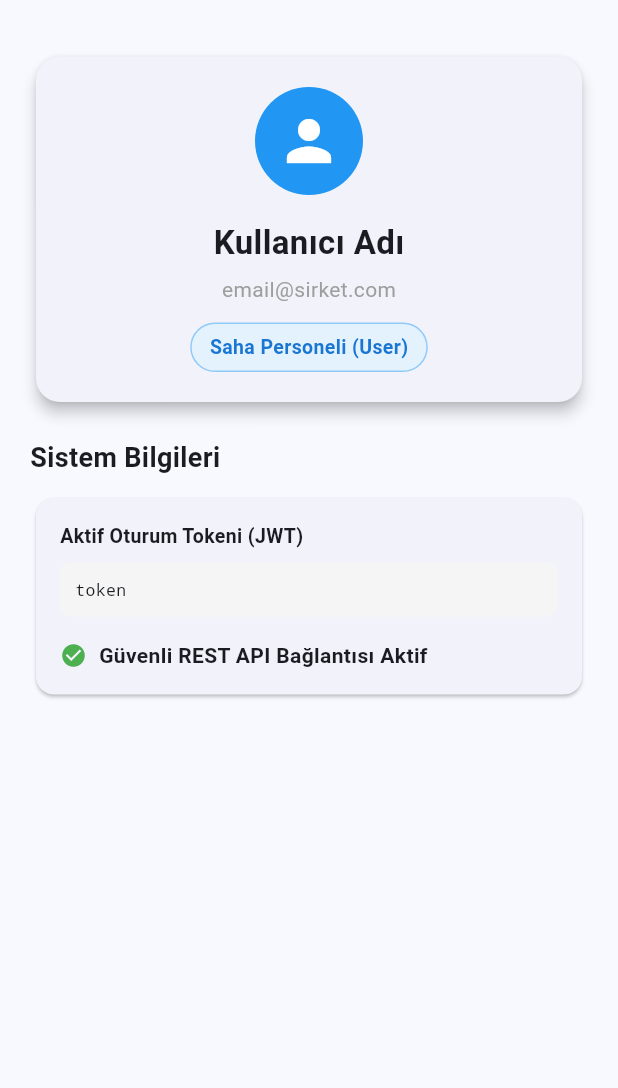
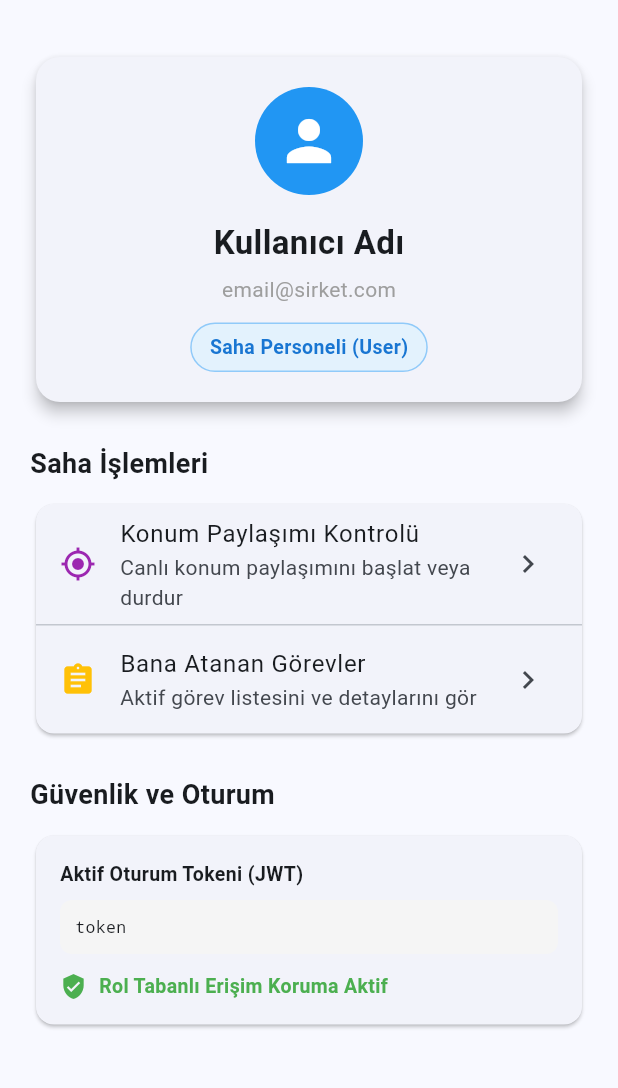
Before and after one commit to Y-usu-F/ekibim-nerede-mobile, a Flutter app: the DashboardScreen screen opened directly, on a phone screen of 412 x 824 dp, the part 63-1151 px from its top. Run offline on Flutter 3.47's test engine with Material 3 defaults, Android fonts, the phone set to English and light mode, and no system bars; our stand-ins replace dio, flutter_secure_storage; accounts and stored records are empty.

Commit message:
Sprint 1 - Implemented US-02 Flutter role-based dynamic widget visibility filters

```diff
--- a/lib/screens/dashboard_screen.dart
+++ b/lib/screens/dashboard_screen.dart
@@ -67,6 +67,8 @@ class _DashboardScreenState extends State<DashboardScreen> {
       );
     }
 
+    final int roleId = _user?['role_id'] ?? 3;
+
     return Scaffold(
       appBar: AppBar(
         title: const Text('Ekibim Nerede - Portal'),
@@ -82,6 +84,7 @@ class _DashboardScreenState extends State<DashboardScreen> {
         child: Column(
           crossAxisAlignment: CrossAxisAlignment.stretch,
           children: [
+            // User Info Card
             Card(
               elevation: 4,
               shape: RoundedRectangleBorder(borderRadius: BorderRadius.circular(16)),
@@ -113,7 +116,7 @@ class _DashboardScreenState extends State<DashboardScreen> {
                         border: Border.all(color: Colors.blue.shade200),
                       ),
                       child: Text(
-                        _getRoleName(_user?['role_id'] ?? 3),
+                        _getRoleName(roleId),
                         style: TextStyle(
                           fontSize: 13,
                           fontWeight: FontWeight.bold,
@@ -125,9 +128,80 @@ class _DashboardScreenState extends State<DashboardScreen> {
                 ),
               ),
             ),
-            const SizedBox(height: 20),
+            const SizedBox(height: 24),
+
+            // CONDITIONAL RBAC WIDGETS
+            if (roleId == 1 || roleId == 2) ...[
+              // Manager/Admin Controls
+              const Text(
+                'Yönetici İşlemleri',
+                style: TextStyle(fontSize: 18, fontWeight: FontWeight.bold),
+              ),
+              const SizedBox(height: 10),
+              Card(
+                shape: RoundedRectangleBorder(borderRadius: BorderRadius.circular(12)),
+                child: Column(
+                  children: [
+                    ListTile(
+                      leading: const Icon(Icons.add_location_alt, color: Colors.blue),
+                      title: const Text('Yeni Görev Ata'),
+                      subtitle: const Text('Harita üzerinden sahaya yeni görev ekle'),
+                      trailing: const Icon(Icons.chevron_right),
+                      onTap: () {
+                        // US-05: To be implemented
+                      },
+                    ),
+                    const Divider(height: 1),
+                    ListTile(
+                      leading: const Icon(Icons.map_rounded, color: Colors.green),
+                      title: const Text('Saha Ekiplerini İzle'),
+                      subtitle: const Text('Canlı konum haritasını görüntüle'),
+                      trailing: const Icon(Icons.chevron_right),
+                      onTap: () {
+                        // US-04: To be implemented
+                      },
+                    ),
+                  ],
+                ),
+              ),
+            ] else ...[
+              // Standard Field Worker Controls
+              const Text(
+                'Saha İşlemleri',
+                style: TextStyle(fontSize: 18, fontWeight: FontWeight.bold),
+              ),
+              const SizedBox(height: 10),
+              Card(
+                shape: RoundedRectangleBorder(borderRadius: BorderRadius.circular(12)),
+                child: Column(
+                  children: [
+                    ListTile(
+                      leading: const Icon(Icons.my_location, color: Colors.purple),
+                      title: const Text('Konum Paylaşımı Kontrolü'),
+                      subtitle: const Text('Canlı konum paylaşımını başlat veya durdur'),
+                      trailing: const Icon(Icons.chevron_right),
+                      onTap: () {
+                        // US-11: To be implemented
+                      },
+                    ),
+                    const Divider(height: 1),
+                    ListTile(
+                      leading: const Icon(Icons.assignment, color: Colors.amber),
+                      title: const Text('Bana Atanan Görevler'),
+                      subtitle: const Text('Aktif görev listesini ve detaylarını gör'),
+                      trailing: const Icon(Icons.chevron_right),
+                      onTap: () {
+                        // US-06: To be implemented
+                      },
+                    ),
+                  ],
+                ),
+              ),
+            ],
+
+            const SizedBox(height: 24),
             const Text(
-              'Sistem Bilgileri',
+              'Güvenlik ve Oturum',
               style: TextStyle(fontSize: 18, fontWeight: FontWeight.bold),
             ),
             const SizedBox(height: 10),
@@ -149,7 +223,7 @@ class _DashboardScreenState extends State<DashboardScreen> {
                         color: Colors.grey.shade100,
                         borderRadius: BorderRadius.circular(8),
                       ),
-                      maxHeight: 100,
+                      maxHeight: 80,
                       width: double.infinity,
                       child: SingleChildScrollView(
                         child: Text(
@@ -158,14 +232,14 @@ class _DashboardScreenState extends State<DashboardScreen> {
                         ),
                       ),
                     ),
-                    const SizedBox(height: 16),
+                    const SizedBox(height: 12),
                     const Row(
                       children: [
-                        Icon(Icons.check_circle, color: Colors.green, size: 18),
+                        Icon(Icons.verified_user, color: Colors.green, size: 18),
                         SizedBox(width: 8),
                         Text(
-                          'Güvenli REST API Bağlantısı Aktif',
-                          style: TextStyle(fontSize: 14, fontWeight: FontWeight.w600),
+                          'Rol Tabanlı Erişim Koruma Aktif',
+                          style: TextStyle(fontSize: 13, fontWeight: FontWeight.w600, color: Colors.green),
                         )
                       ],
                     )
```
